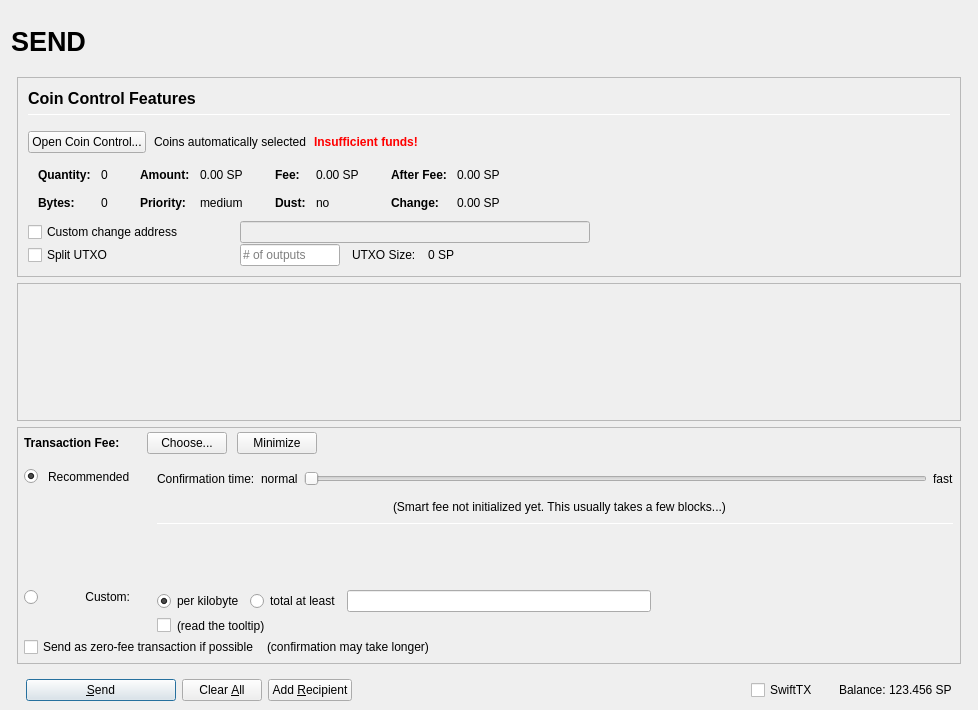
Before: the Qt Designer form src/qt/forms/sendcoinsdialog.ui in rmagicflo/supro, drawn with Qt 5.
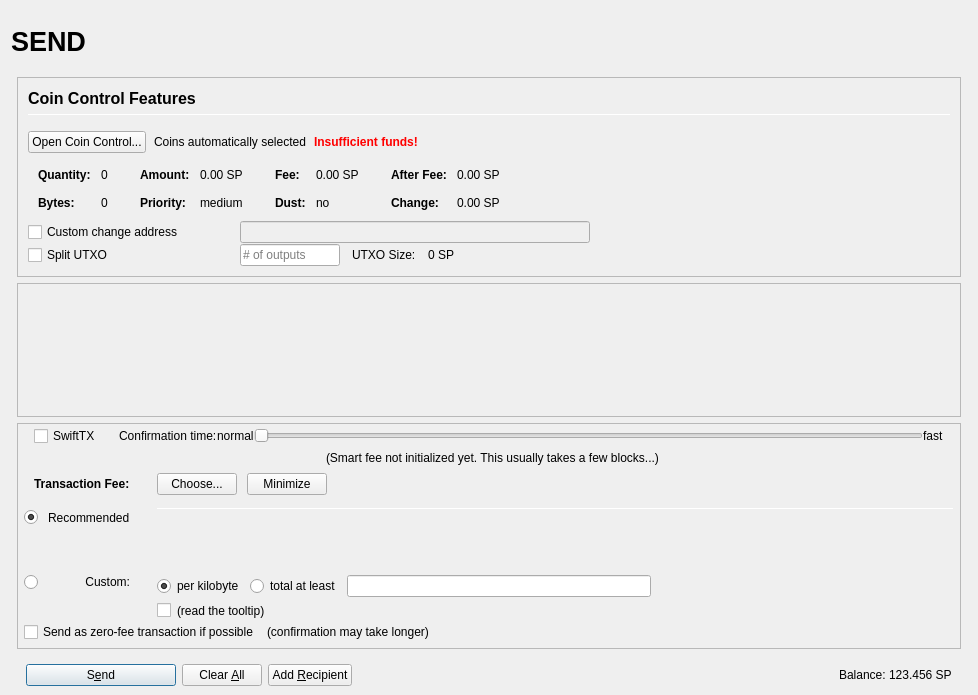
After: the same form once the commit is applied. Icons and pictures are not drawn. Custom widgets are drawn as their Qt base class.

Diff of the .ui file:
```diff
--- a/src/qt/forms/sendcoinsdialog.ui
+++ b/src/qt/forms/sendcoinsdialog.ui
@@ -10,7 +10,7 @@
     <x>0</x>
     <y>0</y>
     <width>978</width>
-    <height>710</height>
+    <height>695</height>
    </rect>
   </property>
   <property name="windowTitle">
@@ -898,7 +898,7 @@
              <x>0</x>
              <y>0</y>
              <width>944</width>
-             <height>73</height>
+             <height>69</height>
             </rect>
            </property>
            <layout class="QVBoxLayout" name="verticalLayout_2" stretch="0,1">
@@ -975,7 +975,7 @@
             <number>0</number>
            </property>
            <item>
-            <layout class="QVBoxLayout" name="verticalLayoutFee2" stretch="0,0,0">
+            <layout class="QVBoxLayout" name="verticalLayoutFee2" stretch="0,0,0,0">
              <property name="spacing">
               <number>0</number>
              </property>
@@ -988,8 +988,179 @@
              <property name="rightMargin">
               <number>6</number>
              </property>
+             <item>
+              <layout class="QVBoxLayout" name="verticalLayout_feeConf">
+               <property name="spacing">
+                <number>0</number>
+               </property>
+               <property name="leftMargin">
+                <number>10</number>
+               </property>
+               <property name="rightMargin">
+                <number>10</number>
+               </property>
+               <property name="bottomMargin">
+                <number>5</number>
+               </property>
+               <item>
+                <layout class="QHBoxLayout" name="horizontalLayoutFee9">
+                 <item>
+                  <widget class="QCheckBox" name="checkSwiftTX">
+                   <property name="enabled">
+                    <bool>true</bool>
+                   </property>
+                   <property name="minimumSize">
+                    <size>
+                     <width>85</width>
+                     <height>0</height>
+                    </size>
+                   </property>
+                   <property name="toolTip">
+                    <string>SwiftTX technology allows for near instant transactions - A flat fee of 0.01 SP applies</string>
+                   </property>
+                   <property name="text">
+                    <string>SwiftTX</string>
+                   </property>
+                  </widget>
+                 </item>
+                 <item>
+                  <widget class="QLabel" name="labelSmartFee3">
+                   <property name="text">
+                    <string>Confirmation time:</string>
+                   </property>
+                   <property name="margin">
+                    <number>2</number>
+                   </property>
+                  </widget>
+                 </item>
+                 <item>
+                  <widget class="QLabel" name="labelSmartFeeNormal">
+                   <property name="text">
+                    <string>normal</string>
+                   </property>
+                   <property name="margin">
+                    <number>8</number>
+                   </property>
+                  </widget>
+                 </item>
+                 <item>
+                  <widget class="QSlider" name="sliderSmartFee">
+                   <property name="minimumSize">
+                    <size>
+                     <width>0</width>
+                     <height>24</height>
+                    </size>
+                   </property>
+                   <property name="minimum">
+                    <number>0</number>
+                   </property>
+                   <property name="maximum">
+                    <number>24</number>
+                   </property>
+                   <property name="pageStep">
+                    <number>1</number>
+                   </property>
+                   <property name="value">
+                    <number>0</number>
+                   </property>
+                   <property name="orientation">
+                    <enum>Qt::Horizontal</enum>
+                   </property>
+                   <property name="invertedAppearance">
+                    <bool>false</bool>
+                   </property>
+                   <property name="invertedControls">
+                    <bool>false</bool>
+                   </property>
+                   <property name="tickPosition">
+                    <enum>QSlider::NoTicks</enum>
+                   </property>
+                  </widget>
+                 </item>
+                 <item>
+                  <widget class="QLabel" name="labelSmartFeeFast">
+                   <property name="text">
+                    <string>fast</string>
+                   </property>
+                   <property name="margin">
+                    <number>8</number>
+                   </property>
+                  </widget>
+                 </item>
+                </layout>
+               </item>
+               <item>
+                <layout class="QHBoxLayout" name="horizontalLayout_recommended_texts">
+                 <property name="spacing">
+                  <number>0</number>
+                 </property>
+                 <item>
+                  <spacer name="horizontalSpacer_8">
+                   <property name="orientation">
+                    <enum>Qt::Horizontal</enum>
+                   </property>
+                   <property name="sizeHint" stdset="0">
+                    <size>
+                     <width>40</width>
+                     <height>20</height>
+                    </size>
+                   </property>
+                  </spacer>
+                 </item>
+                 <item>
+                  <widget class="QLabel" name="labelFeeEstimation">
+                   <property name="text">
+                    <string/>
+                   </property>
+                   <property name="margin">
+                    <number>2</number>
+                   </property>
+                  </widget>
+                 </item>
+                 <item>
+                  <widget class="QLabel" name="labelSmartFee2">
+                   <property name="text">
+                    <string>(Smart fee not initialized yet. This usually takes a few blocks...)</string>
+                   </property>
+                   <property name="alignment">
+                    <set>Qt::AlignLeading|Qt::AlignLeft|Qt::AlignVCenter</set>
+                   </property>
+                   <property name="wordWrap">
+                    <bool>false</bool>
+                   </property>
+                   <property name="margin">
+                    <number>2</number>
+                   </property>
+                   <property name="indent">
+                    <number>-1</number>
+                   </property>
+                  </widget>
+                 </item>
+                 <item>
+                  <spacer name="horizontalSpacer_3">
+                   <property name="orientation">
+                    <enum>Qt::Horizontal</enum>
+                   </property>
+                   <property name="sizeHint" stdset="0">
+                    <size>
+                     <width>40</width>
+                     <height>20</height>
+                    </size>
+                   </property>
+                  </spacer>
+                 </item>
+                </layout>
+               </item>
+              </layout>
+             </item>
              <item>
               <layout class="QHBoxLayout" name="horizontalLayoutFee1">
+               <property name="leftMargin">
+                <number>10</number>
+               </property>
+               <property name="rightMargin">
+                <number>10</number>
+               </property>
                <property name="bottomMargin">
                 <number>0</number>
                </property>
@@ -998,22 +1169,6 @@
                  <property name="spacing">
                   <number>0</number>
                  </property>
-                 <item>
-                  <spacer name="verticalSpacerSmartFee">
-                   <property name="orientation">
-                    <enum>Qt::Vertical</enum>
-                   </property>
-                   <property name="sizeType">
-                    <enum>QSizePolicy::Fixed</enum>
-                   </property>
-                   <property name="sizeHint" stdset="0">
-                    <size>
-                     <width>1</width>
-                     <height>4</height>
-                    </size>
-                   </property>
-                  </spacer>
-                 </item>
                  <item>
                   <layout class="QHBoxLayout" name="horizontalLayoutSmartFee">
                    <property name="spacing">
@@ -1290,7 +1445,7 @@
                    </widget>
                   </item>
                   <item row="0" column="4" rowspan="3">
-                   <layout class="QVBoxLayout" name="verticalLayoutFee3" stretch="0,0,0,0,1,0">
+                   <layout class="QVBoxLayout" name="verticalLayoutFee3" stretch="0,0,0,0">
                     <property name="spacing">
                      <number>6</number>
                     </property>
@@ -1300,133 +1455,6 @@
                     <property name="bottomMargin">
                      <number>20</number>
                     </property>
-                    <item>
-                     <layout class="QHBoxLayout" name="horizontalLayoutFee9">
-                      <item>
-                       <widget class="QLabel" name="labelSmartFee3">
-                        <property name="text">
-                         <string>Confirmation time:</string>
-                        </property>
-                        <property name="margin">
-                         <number>2</number>
-                        </property>
-                       </widget>
-                      </item>
-                      <item>
-                       <widget class="QLabel" name="labelSmartFeeNormal">
-                        <property name="text">
-                         <string>normal</string>
-                        </property>
-                        <property name="margin">
-                         <number>2</number>
-                        </property>
-                       </widget>
-                      </item>
-                      <item>
-                       <widget class="QSlider" name="sliderSmartFee">
-                        <property name="minimumSize">
-                         <size>
-                          <width>0</width>
-                          <height>24</height>
-                         </size>
-                        </property>
-                        <property name="minimum">
-                         <number>0</number>
-                        </property>
-                        <property name="maximum">
-                         <number>24</number>
-                        </property>
-                        <property name="pageStep">
-                         <number>1</number>
-                        </property>
-                        <property name="value">
-                         <number>0</number>
-                        </property>
-                        <property name="orientation">
-                         <enum>Qt::Horizontal</enum>
-                        </property>
-                        <property name="invertedAppearance">
-                         <bool>false</bool>
-                        </property>
-                        <property name="invertedControls">
-                         <bool>false</bool>
-                        </property>
-                        <property name="tickPosition">
-                         <enum>QSlider::NoTicks</enum>
-                        </property>
-                       </widget>
-                      </item>
-                      <item>
-                       <widget class="QLabel" name="labelSmartFeeFast">
-                        <property name="text">
-                         <string>fast</string>
-                        </property>
-                       </widget>
-                      </item>
-                     </layout>
-                    </item>
-                    <item>
-                     <layout class="QHBoxLayout" name="horizontalLayout_recommended_texts">
-                      <property name="spacing">
-                       <number>0</number>
-                      </property>
-                      <item>
-                       <spacer name="horizontalSpacer_8">
-                        <property name="orientation">
-                         <enum>Qt::Horizontal</enum>
-                        </property>
-                        <property name="sizeHint" stdset="0">
-                         <size>
-                          <width>40</width>
-                          <height>20</height>
-                         </size>
-                        </property>
-                       </spacer>
-                      </item>
-                      <item>
-                       <widget class="QLabel" name="labelFeeEstimation">
-                        <property name="text">
-                         <string/>
-                        </property>
-                        <property name="margin">
-                         <number>2</number>
-                        </property>
-                       </widget>
-                      </item>
-                      <item>
-                       <widget class="QLabel" name="labelSmartFee2">
-                        <property name="text">
-                         <string>(Smart fee not initialized yet. This usually takes a few blocks...)</string>
-                        </property>
-                        <property name="alignment">
-                         <set>Qt::AlignLeading|Qt::AlignLeft|Qt::AlignVCenter</set>
-                        </property>
-                        <property name="wordWrap">
-                         <bool>false</bool>
-                        </property>
-                        <property name="margin">
-                         <number>2</number>
-                        </property>
-                        <property name="indent">
-                         <number>-1</number>
-                        </property>
-                       </widget>
-                      </item>
-                      <item>
-                       <spacer name="horizontalSpacer_3">
-                        <property name="orientation">
-                         <enum>Qt::Horizontal</enum>
-                        </property>
-                        <property name="sizeHint" stdset="0">
-                         <size>
-                          <width>40</width>
-                          <height>20</height>
-                         </size>
-                        </property>
-                       </spacer>
-                      </item>
-                     </layout>
-                    </item>
                     <item>
                      <widget class="Line" name="line_2">
                       <property name="minimumSize">
@@ -1608,7 +1636,7 @@
               <string>Confirm the send action</string>
              </property>
              <property name="text">
-              <string>&amp;Send</string>
+              <string>S&amp;end</string>
              </property>
              <property name="icon">
               <iconset resource="../supro.qrc">
@@ -1680,22 +1708,6 @@
              <property name="spacing">
               <number>3</number>
              </property>
-             <item>
-              <widget class="QCheckBox" name="checkSwiftTX">
-               <property name="enabled">
-                <bool>true</bool>
-               </property>
-               <property name="minimumSize">
-                <size>
-                 <width>85</width>
-                 <height>0</height>
-                </size>
-               </property>
-               <property name="text">
-                <string>SwiftTX</string>
-               </property>
-              </widget>
-             </item>
              <item>
               <widget class="QLabel" name="label">
                <property name="text">
```
Left out of the diff: 48 changed lines with no effect on the pictures.
